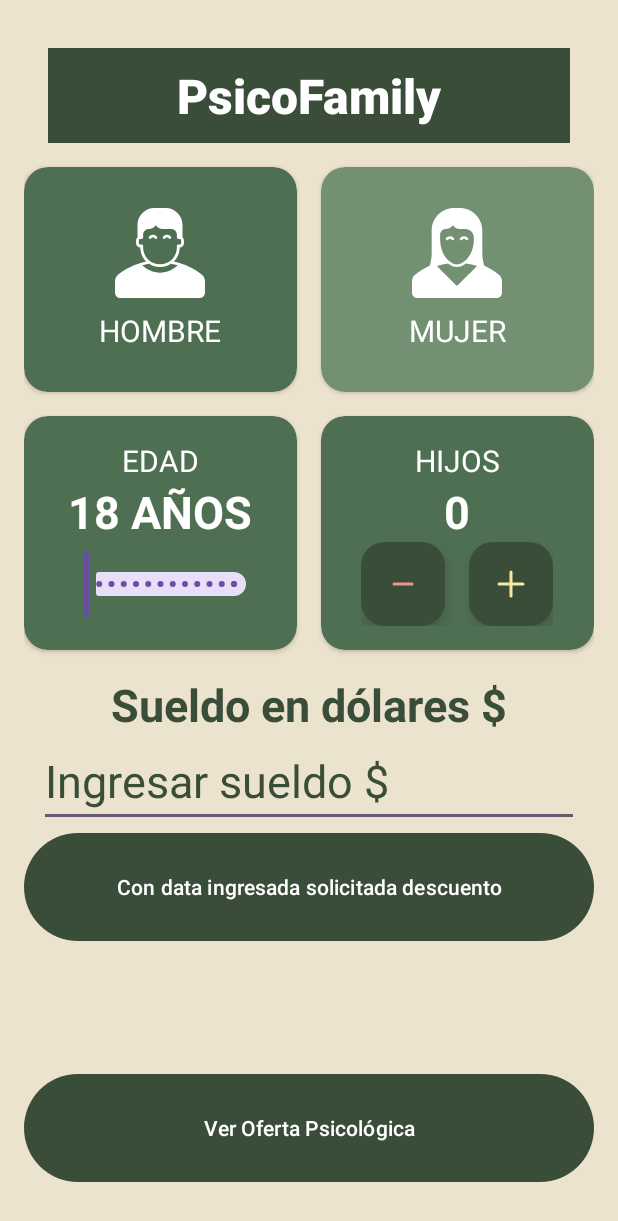
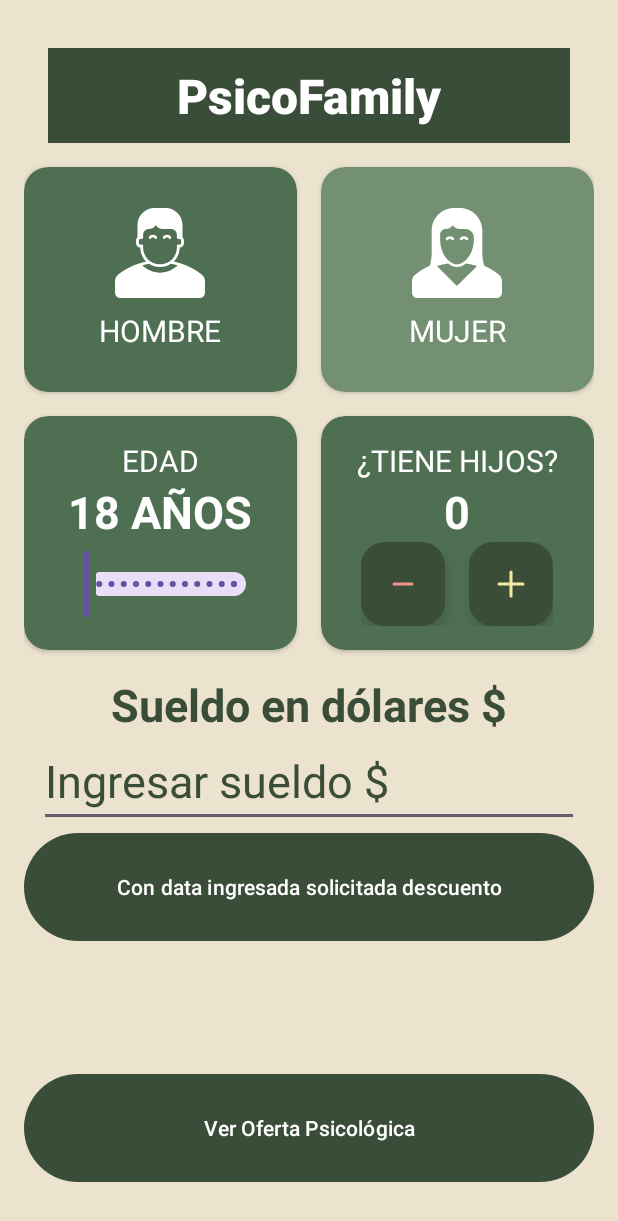
Before and after one commit to jbarriosviu/AndroidViuProyect, an Android app: the screen it shows after launch (MainActivity), on a phone screen of 412 x 824 dp. Shown: the top 1221 px of the screen. Run offline under Robolectric (Android 15) with nearby library versions, the phone set to English and light mode, and no system bars.

Commit message:
cambio de texto si tiene hijos

```diff
--- a/app/src/main/res/values/strings.xml
+++ b/app/src/main/res/values/strings.xml
@@ -10,7 +10,7 @@
     <string name="hombre">Hombre</string>
     <string name="mujer">Mujer</string>
     <string name="sueldo">Sueldo en dólares $</string>
-    <string name="hijos">Hijos</string>
+    <string name="hijos">¿Tiene hijos?</string>
     <string name="oferta">Ver Oferta Psicológica</string>
     <string name="edad">Edad</string>
     <string name="ingresarSueldo">Ingresar sueldo $</string>
```
